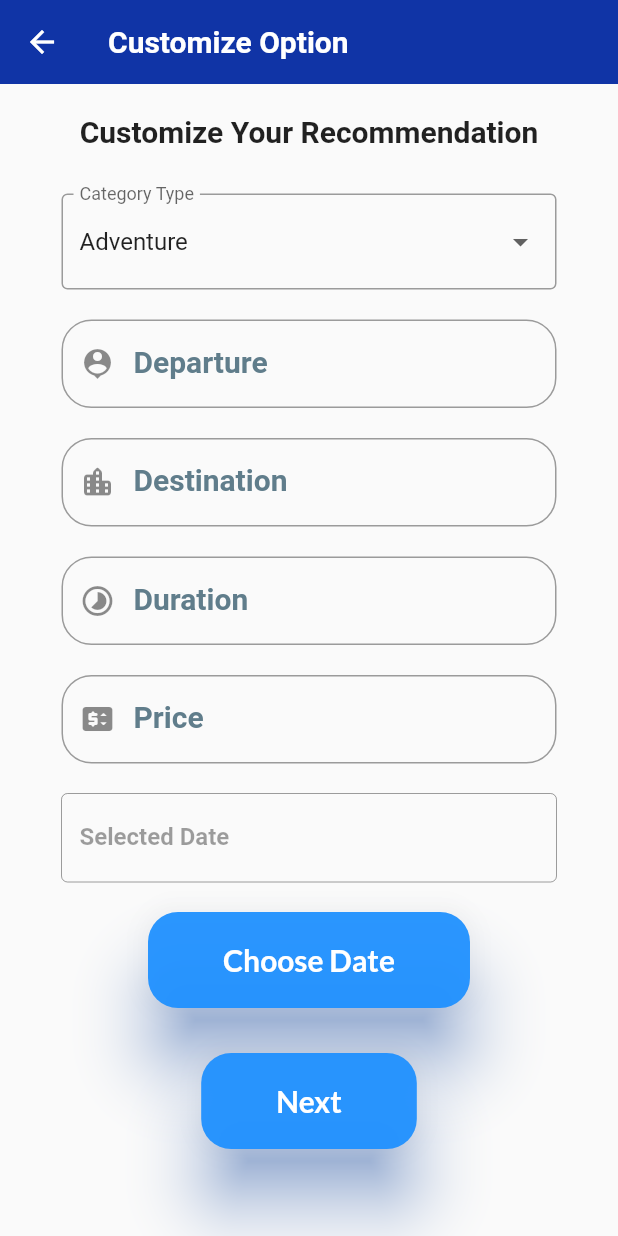
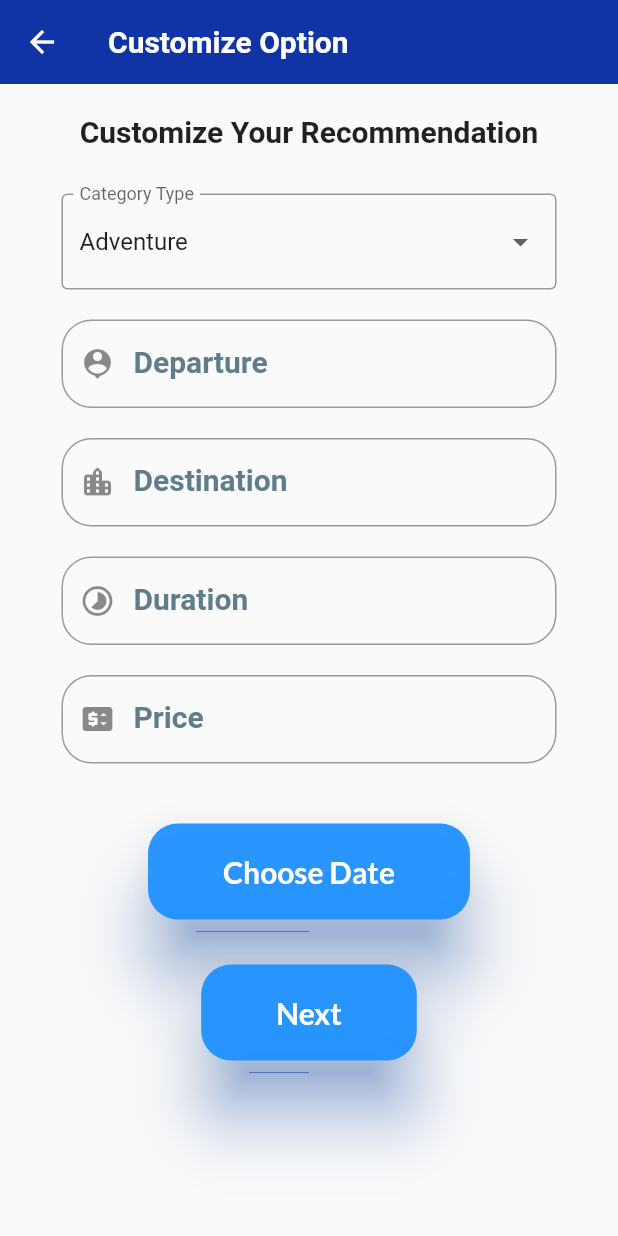
Before and after one commit to WaizHaider/Tourify, a Flutter app: the CustomizedOption screen opened directly, on a phone screen of 412 x 824 dp. Run offline on Flutter 3.47's test engine with Material 2 defaults, Android fonts, the phone set to English and light mode, and no system bars; our stand-ins replace cloud_firestore, firebase_auth, firebase_core, firebase_database, firebase_messaging, flutter_local_notifications and 5 more; missing offline and left inert: app_settings, date_utils; accounts and stored records are empty; Roboto replaces fonts that are missing (Abel).

```diff
--- a/lib/Recommendation/customize_option.dart
+++ b/lib/Recommendation/customize_option.dart
@@ -4,6 +4,7 @@ import 'package:google_fonts/google_fonts.dart';
 import 'package:table_calendar/table_calendar.dart';
 
 import 'next_screen.dart';
+
 class CustomizedOption extends StatefulWidget {
   const CustomizedOption({Key? key}) : super(key: key);
 
@@ -28,6 +29,9 @@ class _CustomizedOptionState extends State<CustomizedOption> {
   ];
   final selectedDateController = TextEditingController();
   final _formKey = GlobalKey<FormState>();
+
+  //these functions are useless
+
   String? validateCategory(String? value) {
     return value == null || value.isEmpty ? 'Category is required' : null;
   }
@@ -43,7 +47,6 @@ class _CustomizedOptionState extends State<CustomizedOption> {
   String? validatePrice(String? value) {
     return value == null || value.isEmpty ? 'Price is required' : null;
   }
-
 
   @override
   Widget build(BuildContext context) {
@@ -64,7 +67,8 @@ class _CustomizedOptionState extends State<CustomizedOption> {
             Center(
               child: Text(
                 'Customize Your Recommendation',
-                style: GoogleFonts.abel(fontWeight: FontWeight.bold, fontSize: 20),
+                style:
+                    GoogleFonts.abel(fontWeight: FontWeight.bold, fontSize: 20),
               ),
             ),
             SizedBox(height: 30),
@@ -86,7 +90,7 @@ class _CustomizedOptionState extends State<CustomizedOption> {
                     child: Text(category),
                   );
                 }).toList(),
-                decoration: InputDecoration(
+                decoration: const InputDecoration(
                   labelText: 'Category Type',
                   border: OutlineInputBorder(),
                 ),
@@ -99,7 +103,7 @@ class _CustomizedOptionState extends State<CustomizedOption> {
                 keyboardType: TextInputType.text,
                 controller: departureController,
                 validator: (value) => value!.isEmpty ? 'Enter departure' : null,
-                decoration: InputDecoration(
+                decoration: const InputDecoration(
                   prefixIcon: Icon(Icons.location_history),
                   labelText: 'Departure',
                   labelStyle: TextStyle(
@@ -114,7 +118,8 @@ class _CustomizedOptionState extends State<CustomizedOption> {
                   ),
                   errorStyle: TextStyle(color: Colors.redAccent),
                 ),
-                style: GoogleFonts.abel(color: Colors.black, fontWeight: FontWeight.bold),
+                style: GoogleFonts.abel(
+                    color: Colors.black, fontWeight: FontWeight.bold),
               ),
             ),
             SizedBox(height: 20),
@@ -123,8 +128,9 @@ class _CustomizedOptionState extends State<CustomizedOption> {
               child: TextFormField(
                 keyboardType: TextInputType.text,
                 controller: destinationController,
-                validator: (value) => value!.isEmpty ? 'Enter destination' : null,
-                decoration: InputDecoration(
+                validator: (value) =>
+                    value!.isEmpty ? 'Enter destination' : null,
+                decoration: const InputDecoration(
                   prefixIcon: Icon(Icons.location_city_rounded),
                   labelText: 'Destination',
                   labelStyle: TextStyle(
@@ -139,7 +145,8 @@ class _CustomizedOptionState extends State<CustomizedOption> {
                   ),
                   errorStyle: TextStyle(color: Colors.redAccent),
                 ),
-                style: GoogleFonts.abel(color: Colors.black, fontWeight: FontWeight.bold),
+                style: GoogleFonts.abel(
+                    color: Colors.black, fontWeight: FontWeight.bold),
               ),
             ),
             SizedBox(height: 20),
@@ -149,7 +156,7 @@ class _CustomizedOptionState extends State<CustomizedOption> {
                 keyboardType: TextInputType.text,
                 controller: daysController,
                 validator: (value) => value!.isEmpty ? 'Enter Days' : null,
-                decoration: InputDecoration(
+                decoration: const InputDecoration(
                   prefixIcon: Icon(Icons.timelapse_rounded),
                   labelText: 'Duration',
                   labelStyle: TextStyle(
@@ -164,7 +171,8 @@ class _CustomizedOptionState extends State<CustomizedOption> {
                   ),
                   errorStyle: TextStyle(color: Colors.redAccent),
                 ),
-                style: GoogleFonts.abel(color: Colors.black, fontWeight: FontWeight.bold),
+                style: GoogleFonts.abel(
+                    color: Colors.black, fontWeight: FontWeight.bold),
               ),
             ),
             SizedBox(height: 20),
@@ -173,8 +181,9 @@ class _CustomizedOptionState extends State<CustomizedOption> {
               child: TextFormField(
                 keyboardType: TextInputType.number,
                 controller: priceController,
-                validator: (value) => value!.isEmpty ? 'Enter Price Range' : null,
-                decoration: InputDecoration(
+                validator: (value) =>
+                    value!.isEmpty ? 'Enter Price Range' : null,
+                decoration: const InputDecoration(
                   prefixIcon: Icon(Icons.price_change_rounded),
                   labelText: 'Price',
                   labelStyle: TextStyle(
@@ -189,55 +198,48 @@ class _CustomizedOptionState extends State<CustomizedOption> {
                   ),
                   errorStyle: TextStyle(color: Colors.redAccent),
                 ),
-                style: GoogleFonts.abel(color: Colors.black, fontWeight: FontWeight.bold),
+                style: GoogleFonts.abel(
+                    color: Colors.black, fontWeight: FontWeight.bold),
               ),
             ),
             SizedBox(height: 20),
-            Container(
-              width: 330,
-              child: TextFormField(
-                enabled: false,
-                controller: selectedDateController,
-                decoration: InputDecoration(
-                  labelText: 'Selected Date',
-                  border: OutlineInputBorder(),
-                  errorStyle: TextStyle(color: Colors.redAccent),
-                ),
-                style: GoogleFonts.abel(color: Color(0xff1034A6), fontWeight: FontWeight.bold),
-              ),
-            ),
+
             SizedBox(height: 20),
             ElevatedButton(
               style: ElevatedButton.styleFrom(
                 backgroundColor: const Color(0xff01e90ff),
                 elevation: 20,
                 shadowColor: Colors.blueAccent,
-                padding: const EdgeInsets.symmetric(horizontal: 50, vertical: 20),
+                padding:
+                    const EdgeInsets.symmetric(horizontal: 50, vertical: 20),
                 shape: RoundedRectangleBorder(
                   borderRadius: BorderRadius.circular(20),
                 ),
               ),
               onPressed: () async {
+
                 selectedDate = await showDatePicker(
                   context: context,
                   initialDate: initialDate!,
                   firstDate: DateTime(2021),
                   lastDate: DateTime(2025),
                 );
-                setState(() {});
+                debugPrint(selectedDate.toString());
               },
               child: Text(
                 'Choose Date',
-                style: GoogleFonts.lato(fontSize: 20, fontWeight: FontWeight.bold),
+                style:
+                    GoogleFonts.lato(fontSize: 20, fontWeight: FontWeight.bold),
               ),
             ),
-            SizedBox(height: 30),
+            const SizedBox(height: 30),
             ElevatedButton(
               style: ElevatedButton.styleFrom(
                 backgroundColor: const Color(0xff01e90ff),
                 elevation: 20,
                 shadowColor: Colors.blueAccent,
-                padding: const EdgeInsets.symmetric(horizontal: 50, vertical: 20),
+                padding:
+                    const EdgeInsets.symmetric(horizontal: 50, vertical: 20),
                 shape: RoundedRectangleBorder(
                   borderRadius: BorderRadius.circular(20),
                 ),
@@ -245,7 +247,8 @@ class _CustomizedOptionState extends State<CustomizedOption> {
               onPressed: navigateToNextScreen,
               child: Text(
                 'Next',
-                style: GoogleFonts.lato(fontSize: 20, fontWeight: FontWeight.bold),
+                style:
+                    GoogleFonts.lato(fontSize: 20, fontWeight: FontWeight.bold),
               ),
             ),
           ],
@@ -253,10 +256,17 @@ class _CustomizedOptionState extends State<CustomizedOption> {
       ),
     );
   }
+
   void navigateToNextScreen() {
     // Format the selected date as "dd-MM-yyyy"
-    var formattedDate = "${selectedDate?.day}-${selectedDate?.month}-${selectedDate?.year}";
-
+    var formattedDate =
+        "${selectedDate?.day}-${selectedDate?.month}-${selectedDate?.year}";
+    debugPrint(formattedDate);
+    debugPrint(selectedValue);
+    debugPrint(departureController.text);
+    debugPrint(destinationController.text);
+    debugPrint(daysController.text);
+    debugPrint(priceController.text);
     // TODO: Implement navigation to the next screen and pass the data
     Navigator.push(
       context,
```
Also changed, not shown: lib/Recommendation/next_screen.dart (+26 -27 lines).
